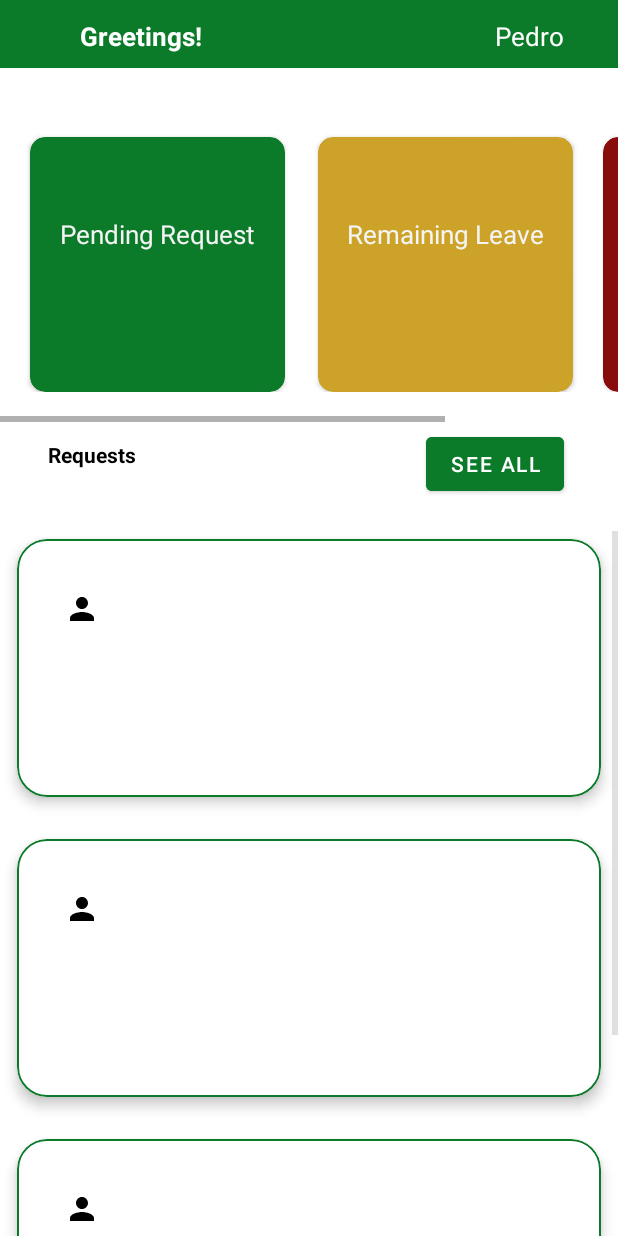
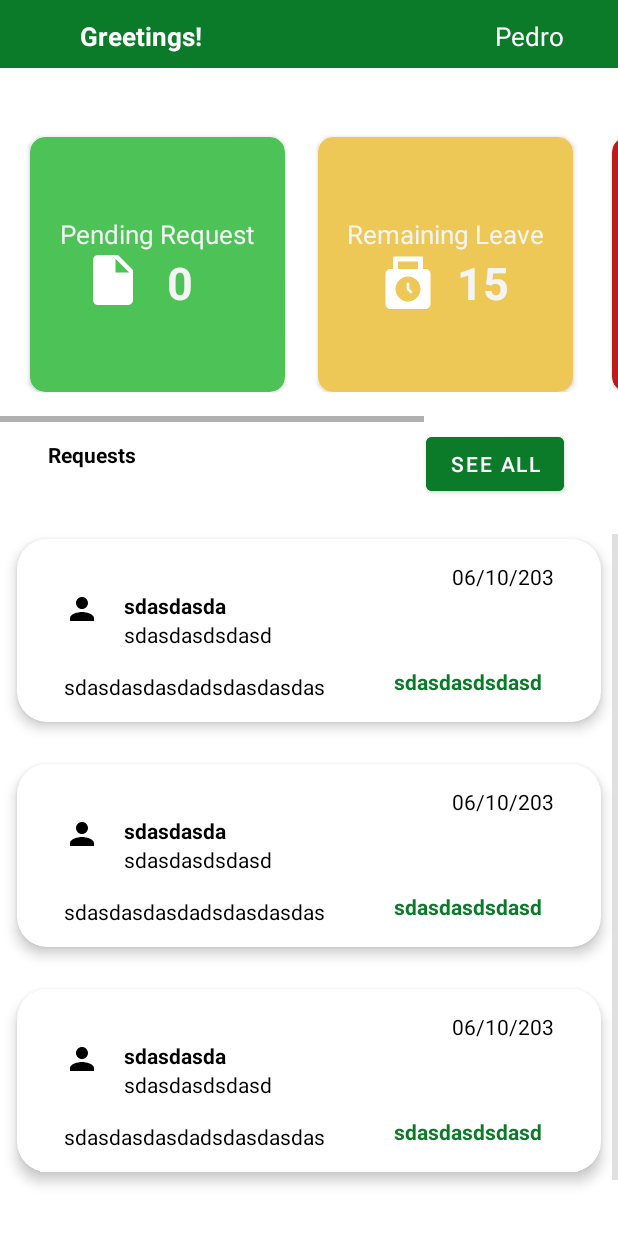
Before and after one commit to DarthCoder-afk/HRAssit_Mobile, an Android app: the layout fragment_home.xml on its own in the app's theme, with its tools: preview values and no code run, on a phone screen of 412 x 824 dp. Run offline under Robolectric (Android 15) with nearby library versions, the phone set to English and light mode, and no system bars.

Commit message:
semi-done

```diff
--- a/app/src/main/java/com/example/bottomnavbar/LeaveFormFragment.java
+++ b/app/src/main/java/com/example/bottomnavbar/LeaveFormFragment.java
@@ -63,7 +63,7 @@ public class LeaveFormFragment extends Fragment {
     private String mParam1;
     private String mParam2;
 
-    private static final String[] LEAVE_TYPES = {"Sick Leave", "Vacation Leave", "Bereavement", "Other"};
+    private static final String[] LEAVE_TYPES = {"Annual Leave","Sick Leave", "Vacation Leave", "Bereavement Leave", "Other"};
 
     public LeaveFormFragment() {
         // Required empty public constructor
--- /dev/null
+++ b/app/src/main/res/drawable/baseline_punch_clock_24.xml
@@ -0,0 +1,6 @@
+<vector android:height="24dp" android:tint="#FFFFFF"
+    android:viewportHeight="24" android:viewportWidth="24"
+    android:width="24dp" xmlns:android="http://schemas.android.com/apk/res/android">
+    <path android:fillColor="@android:color/white" android:pathData="M19,6h-1V1H6v5H5C3.9,6 3,6.9 3,8v12c0,1.1 0.9,2 2,2h14c1.1,0 2,-0.9 2,-2V8C21,6.9 20.1,6 19,6zM8,3h8v3H8V3zM12,19c-2.76,0 -5,-2.24 -5,-5s2.24,-5 5,-5c2.76,0 5,2.24 5,5S14.76,19 12,19z"/>
+    <path android:fillColor="@android:color/white" android:pathData="M12.5,11.5l-1,0l0,2.71l1.64,1.64l0.71,-0.71l-1.35,-1.35z"/>
+</vector>
--- a/app/src/main/res/layout/activity_hrmain.xml
+++ b/app/src/main/res/layout/activity_hrmain.xml
@@ -21,7 +21,7 @@
             android:id="@+id/hr_toolbar"
             android:elevation="4dp"
             android:background="@color/lavender"
-            android:theme="@style/ThemeOverlay.AppCompat.Light"
+            android:theme="@style/ThemeOverlay.AppCompat.Dark.ActionBar"
             android:popupTheme="@style/ThemeOverlay.AppCompat.Light"/>
 
         <FrameLayout
--- a/app/src/main/res/layout/fragment_home.xml
+++ b/app/src/main/res/layout/fragment_home.xml
@@ -56,6 +56,7 @@
             android:layout_marginTop="60dp"
             android:layout_marginBottom="20dp"
             android:orientation="horizontal">
+
             <androidx.cardview.widget.CardView
                 android:id="@+id/userpendingrequest"
                 android:layout_width="170dp"
@@ -64,12 +65,20 @@
                 app:cardCornerRadius="10dp"
 
                 android:layout_marginStart="20dp"
-                android:backgroundTint="@color/Green"
+                android:backgroundTint="#4CC257"
                 android:layout_marginLeft="48dp"
                 android:layout_marginTop="31dp"
                 android:layout_marginEnd="-10dp"
                 android:layout_toRightOf="@+id/remainingLeave"
                 tools:ignore="ObsoleteLayoutParam,RtlHardcoded">
+
+                <ImageView
+                    android:layout_width="40dp"
+                    android:layout_height="40dp"
+                    android:src="@drawable/baseline_insert_drive_file_24"
+                    android:layout_marginTop="75dp"
+                    android:layout_marginLeft="35dp"
+                    app:tint="@color/white" />
 
                 <LinearLayout
                     android:layout_width="match_parent"
@@ -89,9 +98,10 @@
                         android:id="@+id/pendingnumber"
                         android:layout_width="wrap_content"
                         android:layout_height="wrap_content"
-                        android:text=" "
+                        android:text="0"
                         android:textStyle="bold"
                         android:textSize="30dp"
+                        android:layout_marginLeft="15dp"
                         android:textColor="#F4F4F4"/>
                 </LinearLayout>
 
@@ -104,9 +114,16 @@
                 android:layout_alignParentStart="true"
                 android:layout_marginStart="32dp"
                 android:layout_marginTop="31dp"
+                android:layout_marginEnd="26dp"
                 android:backgroundTint="@color/yellow"
                 app:cardCornerRadius="10dp"
                 >
+                <ImageView
+                    android:layout_width="40dp"
+                    android:layout_height="40dp"
+                    android:src="@drawable/baseline_punch_clock_24"
+                    android:layout_marginTop="78dp"
+                    android:layout_marginLeft="40dp"/>
 
                 <LinearLayout
                     android:layout_width="match_parent"
@@ -122,12 +139,14 @@
                         android:textColor="#F4F4F4"
                         android:textSize="17dp"/>
 
+
                     <TextView
                         android:id="@+id/remainingleavenumber"
                         android:layout_width="wrap_content"
                         android:layout_height="wrap_content"
-                        android:text=" "
+                        android:text="15"
                         android:textStyle="bold"
+                        android:layout_marginLeft="25dp"
                         android:textSize="30dp"
                         android:textColor="#F4F4F4"/>
                 </LinearLayout>
@@ -140,14 +159,19 @@
                 android:layout_height="170dp"
                 android:layout_alignParentEnd="true"
                 app:cardCornerRadius="10dp"
+                android:layout_marginEnd="22dp"
+                android:layout_marginTop="31dp"
+                android:layout_toRightOf="@+id/remainingLeave"
+                android:backgroundTint="#C11818"
+                tools:ignore="ObsoleteLayoutParam,RtlHardcoded">
 
-                android:layout_marginStart="20dp"
-                android:layout_marginLeft="48dp"
-                android:layout_marginTop="31dp"
-
-                android:layout_toRightOf="@+id/remainingLeave"
-                android:backgroundTint="@color/red"
-                tools:ignore="ObsoleteLayoutParam,RtlHardcoded">
+                <ImageView
+                    android:layout_width="40dp"
+                    android:layout_height="40dp"
+                    android:src="@drawable/baseline_directions_run_24"
+                    android:layout_marginTop="78dp"
+                    android:layout_marginLeft="35dp"
+                    app:tint="@color/white" />
 
                 <LinearLayout
                     android:layout_width="match_parent"
@@ -168,9 +192,10 @@
                         android:id="@+id/absentnumber"
                         android:layout_width="wrap_content"
                         android:layout_height="wrap_content"
-                        android:text=" "
+                        android:text="10"
                         android:textStyle="bold"
                         android:textSize="30dp"
+                        android:layout_marginLeft="15dp"
                         android:textColor="#F4F4F4"/>
                 </LinearLayout>
 
--- a/app/src/main/res/layout/fragment_profile.xml
+++ b/app/src/main/res/layout/fragment_profile.xml
@@ -29,7 +29,7 @@
                 android:background="@drawable/circle"
                 android:padding="3dp"
                 android:scaleType="centerInside"
-                android:src="@drawable/pics" />
+                android:src="@drawable/employee" />
 
         </RelativeLayout>
 
@@ -41,7 +41,7 @@
             android:layout_centerHorizontal="true"
             android:layout_marginTop="15sp"
             android:fontFamily="sans-serif-light"
-            android:text="Juan Dela Cruz"
+            android:text="Your Name"
             android:textColor="@color/white"
             android:textSize="32sp" />
 
@@ -142,7 +142,7 @@
                     android:layout_width="wrap_content"
                     android:layout_height="wrap_content"
                     android:fontFamily="sans-serif-light"
-                    android:text="juandelacruz@gmail.com"
+                    android:text="youremail@gmail.com"
                     android:textColor="#000000"
                     android:textSize="18sp" />
 
--- a/app/src/main/res/layout/fragment_request_details.xml
+++ b/app/src/main/res/layout/fragment_request_details.xml
@@ -44,7 +44,7 @@
             android:layout_centerHorizontal="true"
             android:layout_marginTop="15sp"
             android:fontFamily="sans-serif-light"
-            android:text="Juan De la Cruz"
+            android:text="Employee Name"
             android:textColor="@color/white"
             android:textSize="32sp" />
 
--- a/app/src/main/res/layout/item_row.xml
+++ b/app/src/main/res/layout/item_row.xml
@@ -4,9 +4,8 @@
     xmlns:tools="http://schemas.android.com/tools"
     android:id="@+id/mainLayout"
     android:layout_width="match_parent"
-    android:layout_height="200dp"
-    app:strokeWidth="1dp"
-    app:strokeColor="@color/Green"
+    android:layout_height="150dp"
+
     app:cardCornerRadius="20dp"
     app:cardElevation="5dp"
     app:cardUseCompatPadding="true"
@@ -24,7 +23,7 @@
             android:id="@+id/DateTxt"
             android:layout_width="wrap_content"
             android:layout_height="wrap_content"
-            android:text=""
+            android:text="06/10/203"
             android:textSize="14sp"
             android:textColor="@color/black"
             android:layout_marginStart="16dp"
@@ -41,7 +40,7 @@
             android:id="@+id/UsernameTxt"
             android:layout_width="match_parent"
             android:layout_height="wrap_content"
-            android:text=""
+            android:text="sdasdasda"
             android:textSize="14sp"
             android:textStyle="bold"
             android:textColor="@color/black"
@@ -53,7 +52,7 @@
             android:id="@+id/PositionTxt"
             android:layout_width="match_parent"
             android:layout_height="wrap_content"
-            android:text=""
+            android:text="sdasdasdsdasd"
             android:textColor="@color/black"
             android:layout_below="@+id/UsernameTxt"
             android:layout_toRightOf="@+id/Userprofile"
@@ -63,7 +62,7 @@
             android:id="@+id/ContentTxt"
             android:layout_width="wrap_content"
             android:layout_height="wrap_content"
-            android:text=""
+            android:text="sdasdasdasdadsdasdasdas"
             android:textSize="14sp"
             android:textColor="@color/black"
             android:layout_marginTop="30dp"
@@ -73,13 +72,14 @@
             android:id="@+id/StatusTxt"
             android:layout_width="wrap_content"
             android:layout_height="wrap_content"
-            android:text=""
+            android:layout_below="@+id/ContentTxt"
+            android:layout_alignParentRight="true"
+            android:layout_marginTop="-21dp"
+            android:layout_marginRight="8dp"
+            android:text="sdasdasdsdasd"
+            android:textColor="@color/Green"
             android:textSize="14sp"
-            android:textColor="@color/Green"
-            android:textStyle="bold"
-            android:layout_marginTop="10dp"
-            android:layout_below="@+id/ContentTxt"
-            android:layout_alignParentRight="true"/>
+            android:textStyle="bold" />
 
     </RelativeLayout>
 </com.google.android.material.card.MaterialCardView>
--- a/app/src/main/res/values/colors.xml
+++ b/app/src/main/res/values/colors.xml
@@ -26,7 +26,9 @@
 
     <color name="your_selected_color">#6FCD3D</color>
 
-    <color name="yellow">#CCA328</color>
+    <color name="yellow">#EEC856</color>
+
+    <color name="red1">#C11818</color>
 
 
 </resources>
```
Also changed, not shown: app/src/main/res/layout/fragment_h_r_home.xml (+31 -4 lines).
